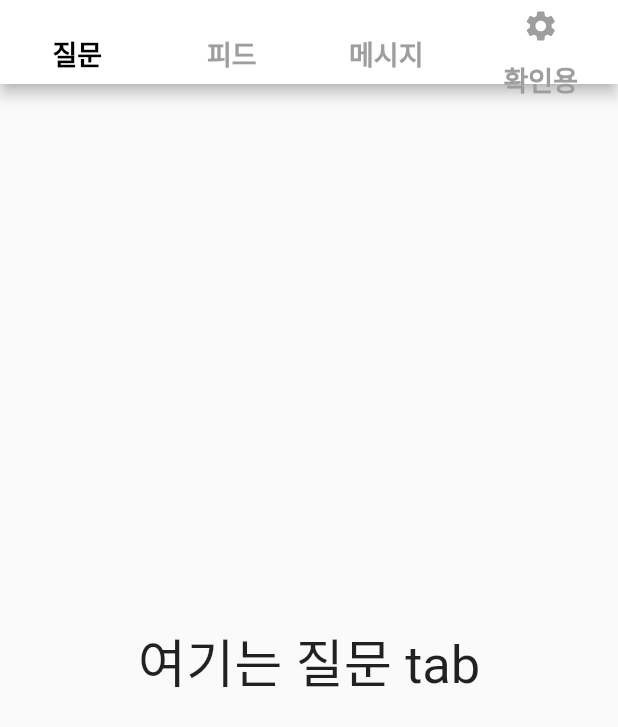
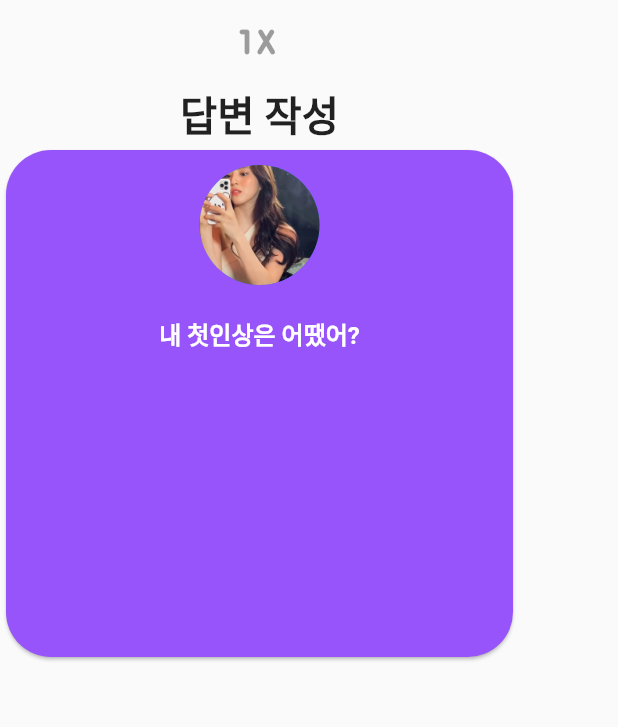
Before and after one commit to team-cooing/cooing-front, a Flutter app: the screen it shows after launch, on a phone screen of 412 x 824 dp. Shown: the top 727 px of the screen. Run offline on Flutter 3.47's test engine with Material 2 defaults, Android fonts, the phone set to English and light mode, and no system bars.

Commit message:
create answer_page

```diff
--- /dev/null
+++ b/lib/pages/answer_page.dart
@@ -0,0 +1,74 @@
+import 'package:flutter/material.dart';
+
+class AnswerPage extends StatefulWidget {
+  const AnswerPage({super.key});
+
+  @override
+  _AnswerPageState createState() => _AnswerPageState();
+}
+
+class _AnswerPageState extends State<AnswerPage> {
+  var questionList = ['내 첫인상은 어땠어?', '내 mbti는 무엇인 것 같아?', '나랑 닮은 동물은 뭐야?'];
+  String askText = '내 첫인상은 어땠어?';
+
+  @override
+  Widget build(BuildContext context) {
+    return Scaffold(
+      body: _answerBody(),
+    );
+  }
+
+  Widget _answerBody() {
+    return Column(
+      children: [
+        closeBtn(),
+        const Text(
+          "답변 작성",
+          style: TextStyle(fontWeight: FontWeight.bold, fontSize: 27.0),
+        ),
+        _answerCard(),
+      ],
+    );
+  }
+
+  Widget closeBtn() {
+    return const IconButton(
+      onPressed: null,
+      icon: Icon(Icons.one_x_mobiledata_rounded),
+      color: Colors.black,
+      iconSize: 40.0,
+    );
+  }
+
+  Widget _answerCard() {
+    return SizedBox(
+      width: 346.0,
+      height: 346.0,
+      child: Card(
+        shape: RoundedRectangleBorder(borderRadius: BorderRadius.circular(30)),
+        color: const Color(0xff9754FB),
+        child: Column(
+          children: <Widget>[
+            const Padding(padding: EdgeInsets.all(5.0)),
+            const SizedBox(
+              width: 80.0,
+              height: 80.0,
+              child: CircleAvatar(
+                backgroundImage: AssetImage('images/sohee.jpg'),
+              ),
+            ),
+            const Padding(padding: EdgeInsets.all(10.0)),
+            Text(
+              askText,
+              style: const TextStyle(
+                  fontWeight: FontWeight.bold,
+                  fontSize: 16,
+                  color: Colors.white),
+            ),
+            const Padding(padding: EdgeInsets.all(15.0)),
+          ],
+        ),
+      ),
+    );
+  }
+}
--- a/lib/pages/main_page.dart
+++ b/lib/pages/main_page.dart
@@ -1,4 +1,4 @@
-import 'package:cooing_front/widgets/main_appBar.dart';
+import 'package:cooing_front/pages/answer_page.dart';
 import 'package:flutter/material.dart';
 
 class MainPage extends StatefulWidget {
@@ -11,6 +11,6 @@ class MainPage extends StatefulWidget {
 class _MainPageState extends State<MainPage> {
   @override
   Widget build(BuildContext context) {
-    return const MainAppBar();
+    return const AnswerPage();
   }
 }
```
Also changed, not shown: lib/pages/question_page.dart (added, +355 -0 lines), lib/pages/tag_page.dart (added, +74 -0 lines), pubspec.yaml (+4 -3 lines), images/icon_copyLink.png (added), images/icon_instagram.png (added), images/sohee.jpg (added), pubspec.lock.
